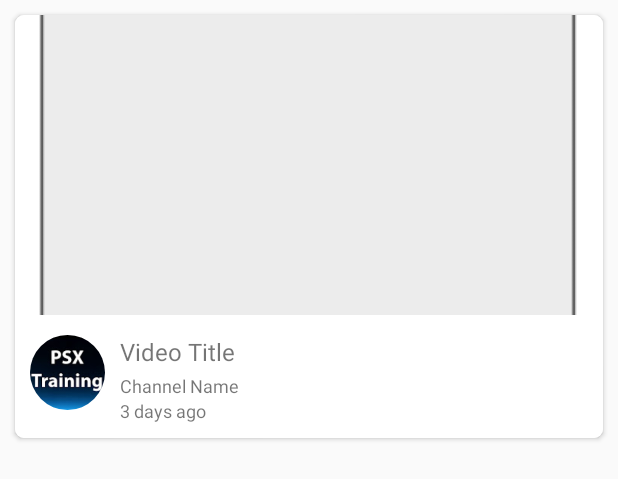
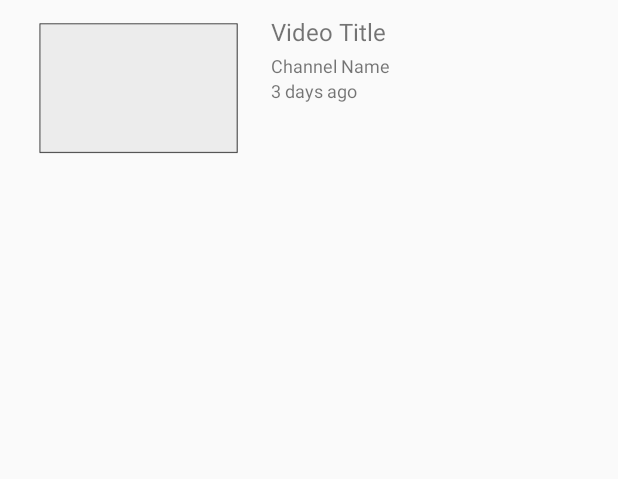
Before and after one commit to arsalan1212/WebSolutionSEOUpdated, an Android app: the layout single_video_row.xml on its own in the app's theme, with its tools: preview values and no code run, on a phone screen of 412 x 824 dp. Shown: the top 479 px of the screen. Run offline under Robolectric (Android 15) with nearby library versions, the phone set to English and light mode, and no system bars; network calls fail.

Commit message:
initial commit

```diff
--- a/app/src/main/java/com/example/arsalankhan/websolutionseo/Adapter/VideoPlaylistAdapter.java
+++ b/app/src/main/java/com/example/arsalankhan/websolutionseo/Adapter/VideoPlaylistAdapter.java
@@ -47,7 +47,6 @@ public class VideoPlaylistAdapter extends RecyclerView.Adapter<VideoPlaylistAdap
 
 
         Picasso.with(context).load(helper.getThumbnail()).placeholder(R.drawable.placeholder).into(holder.thumnailImage);
-        holder.logoImage.setImageResource(R.drawable.logo);
         holder.videoTitle.setText(helper.getTitle());
         holder.channelTitle.setText(helper.getChannelTitle());
 
@@ -80,7 +79,6 @@ public class VideoPlaylistAdapter extends RecyclerView.Adapter<VideoPlaylistAdap
     class MyViewHolder extends RecyclerView.ViewHolder{
 
         private ImageView thumnailImage;
-        private ImageView logoImage;
         private TextView videoTitle,videoPublishAt;
         private TextView channelTitle;
          Context context;
@@ -89,7 +87,6 @@ public class VideoPlaylistAdapter extends RecyclerView.Adapter<VideoPlaylistAdap
             this.context=context;
 
             thumnailImage=itemView.findViewById(R.id.thumbnail_Imageview);
-            logoImage=itemView.findViewById(R.id.logo_ImageView);
             videoTitle=itemView.findViewById(R.id.tv_VideoTitle);
             channelTitle=itemView.findViewById(R.id.tv_channelTitle);
             videoPublishAt = itemView.findViewById(R.id.tv_main_publishAt);
--- a/app/src/main/res/layout/single_video_row.xml
+++ b/app/src/main/res/layout/single_video_row.xml
@@ -1,69 +1,33 @@
 <?xml version="1.0" encoding="utf-8"?>
-
-<android.support.v7.widget.CardView xmlns:android="http://schemas.android.com/apk/res/android"
-    android:layout_width="match_parent"
-    android:layout_height="wrap_content"
-    xmlns:app="http://schemas.android.com/apk/res-auto"
-    xmlns:card_view="http://schemas.android.com/tools"
-    android:layout_marginLeft="10dp"
-    android:layout_marginRight="10dp"
-    android:layout_marginTop="10dp"
-    card_view:cardBackgroundColor="#FFFFFFFF"
-    card_view:cardCornerRadius="6dp"
-    app:cardCornerRadius="6dp"
-    card_view:cardElevation="5dp"
-    android:clickable="true"
-    android:onClick="quit">
-
 <RelativeLayout xmlns:android="http://schemas.android.com/apk/res/android"
     xmlns:tools="http://schemas.android.com/tools"
     android:layout_width="match_parent"
     android:layout_height="wrap_content"
-        android:background="#ffffff"
-        >
+    android:layout_marginLeft="20dp"
+    android:layout_marginRight="20dp"
+    android:layout_marginTop="10dp"
+    android:layout_marginBottom="10dp">
 
     <LinearLayout
         android:id="@+id/layout_thumnail"
         android:layout_width="match_parent"
         android:layout_height="wrap_content"
-            android:orientation="horizontal"
-            >
+        android:orientation="horizontal">
 
         <ImageView
             android:id="@+id/thumbnail_Imageview"
-                android:layout_width="match_parent"
-                android:layout_height="200dp"
+            android:layout_width="145dp"
+            android:layout_height="100dp"
             android:adjustViewBounds="true"
-                android:scaleType="centerCrop"
+            android:scaleType="fitXY"
+            android:layout_gravity="center"
             android:src="@drawable/placeholder" />
-
-        </LinearLayout>
-
-        <LinearLayout
-            android:id="@+id/layout_videoTitle"
-            android:layout_width="match_parent"
-            android:layout_height="wrap_content"
-            android:layout_alignLeft="@+id/layout_thumnail"
-            android:layout_alignStart="@+id/layout_thumnail"
-            android:layout_below="@+id/layout_thumnail"
-            android:layout_marginTop="13dp"
-            android:orientation="horizontal"
-            android:layout_marginLeft="10dp"
-            android:layout_marginRight="10dp"
-            android:layout_marginBottom="10dp">
-
-            <de.hdodenhof.circleimageview.CircleImageView
-                android:id="@+id/logo_ImageView"
-                android:layout_width="50dp"
-                android:layout_height="50dp"
-                android:src="@drawable/logo" />
 
         <LinearLayout
             android:layout_width="match_parent"
             android:layout_height="wrap_content"
-                android:layout_marginLeft="10dp"
-                android:orientation="vertical"
-                android:paddingRight="10dp">
+            android:layout_marginLeft="15dp"
+            android:orientation="vertical">
 
             <TextView
                 android:id="@+id/tv_VideoTitle"
@@ -81,6 +45,7 @@
                 android:paddingTop="3dp"
                 android:text="Channel Name"
                 android:textSize="12sp" />
+
             <TextView
                 android:id="@+id/tv_main_publishAt"
                 android:layout_width="match_parent"
@@ -88,7 +53,6 @@
                 android:text="3 days ago"
                 android:textSize="12sp" />
         </LinearLayout>
+
     </LinearLayout>
-
 </RelativeLayout>
-</android.support.v7.widget.CardView>
```
Lines whose indentation alone changed are shown as unchanged.
